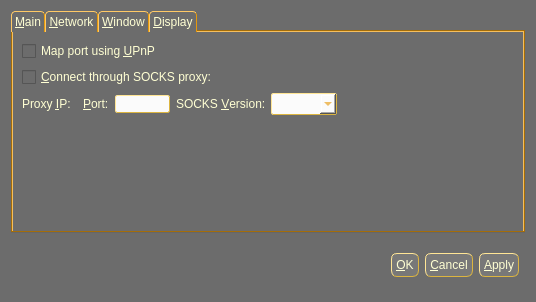
xming/carpediemcoin, file src/qt/forms/optionsdialog.ui: the form before one commit.
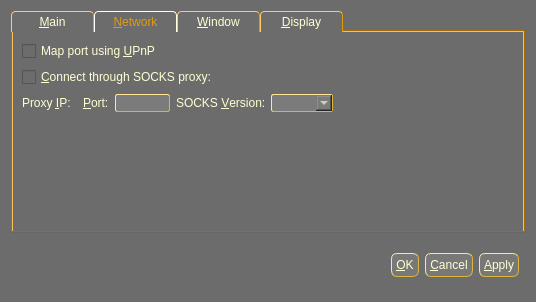
The form after the commit. The open tabs and pages were chosen to show the change. Custom widgets are drawn as their Qt base class.

Commit message: Bumped target block for new PoS Protocol. Updated inconsistent UI pages. Added some color to transaction icons.

Diff of the .ui file:
```diff
--- a/src/qt/forms/optionsdialog.ui
+++ b/src/qt/forms/optionsdialog.ui
@@ -14,7 +14,7 @@
    <string>Options</string>
   </property>
   <property name="styleSheet">
-   <string notr="true">QWidget {background-color: #6C6C6C; color: #FFFFD3 } QPushButton { background-color: #787878; color: #FFFFD3; border-style:outset; border-color: #dcb540; border-width: 1px; border-radius: 6px; padding: 4px} QPushButton::hover { background-color: #6C6C6C; color: #FFFFD3; border-style:outset; border-color: #dcb540; border-width: 1px; border-radius: 6px; padding: 4px}  QPushButton::pressed {background-color: #FBFBFB; color: #E5990C; border-style:outset; border-color: #DCB540; border-radius: 6px; padding: 4px} QLabel {color: #FFFFD3} QLineEdit {background-color: #FBFBFB; color: #E5990C; border-style:outset; border-color: #dcb540; border-width: 1px; border-radius: 2px; padding: 0px} QDialog {background-color: #6C6C6C; color: #FFFFD3 } QLabel {color: #FFFFD3} QTabWidget {background-color: #E5990C; color: #FFFFD3} QTabBar::tab {  background: #6C6C6C; border: 1px outset #E5990C; border-bottom-width: 0px; border-top-left-radius: 4px; border-top-right-radius: 4px; min-width: 8px; padding: 3px; color: #FFFFD3 }</string>
+   <string notr="true">QWidget {background-color: #6C6C6C; color: #FFFFD3 } QPushButton { background-color: #787878; color: #FFFFD3; border-style:outset; border-color: #dcb540; border-width: 1px; border-radius: 6px; padding: 4px} QPushButton::hover { background-color: #6C6C6C; color: #FFFFD3; border-style:outset; border-color: #dcb540; border-width: 1px; border-radius: 6px; padding: 4px}  QPushButton::pressed {background-color: #FBFBFB; color: #E5990C; border-style:outset; border-color: #DCB540; border-radius: 6px; padding: 4px}  QTabWidget {background-color: #E5990C; color: #FFFFD3; }  QTabBar::tab {  background: #6C6C6C; border: 1px outset #E5990C; border-bottom-width: 0px; border-top-left-radius: 4px; border-top-right-radius: 4px; min-width: 75px; padding: 3px; color: #FFFFD3 }QTabBar::tab:selected{  background: #6C6C6C; border: 1px outset #FFFFD3; border-bottom-width: 0px; border-top-left-radius: 4px; border-top-right-radius: 4px; min-width: 75px; padding: 3px; color: #E5990C }</string>
   </property>
   <property name="modal">
    <bool>true</bool>
@@ -205,7 +205,7 @@
             <string>Port of the proxy (e.g. 9050)</string>
            </property>
            <property name="styleSheet">
-            <string notr="true"/>
+            <string notr="true">background-color: #7B7B7B; color: #FFFFD3;; border-style:outset; border-color: #dcb540; border-width: 1px; border-radius: 2px; padding: 0px</string>
            </property>
           </widget>
          </item>
@@ -228,7 +228,7 @@
             <string>SOCKS version of the proxy (e.g. 5)</string>
            </property>
            <property name="styleSheet">
-            <string notr="true">background-color: #FBFBFB; color: #E5990C; border-style:outset; border-color: #dcb540; border-width: 1px; border-radius: 2px; padding: 2px</string>
+            <string notr="true">QObject { background-color: #7B7B7B; color: #FFFFD3;; border-style:outset; border-color: #dcb540; border-width: 1px; border-radius: 2px; padding: 0px}</string>
            </property>
           </widget>
          </item>
```
Left out of the diff: 8 changed lines with no effect on the pictures. The commit also changes 18 other files.
